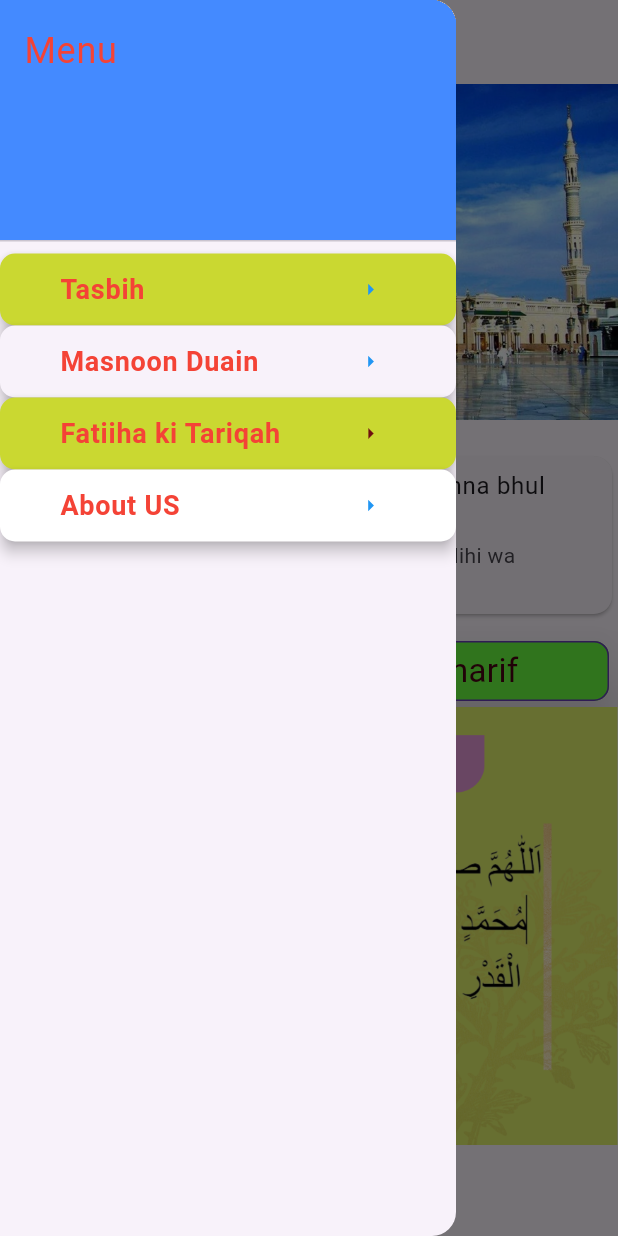
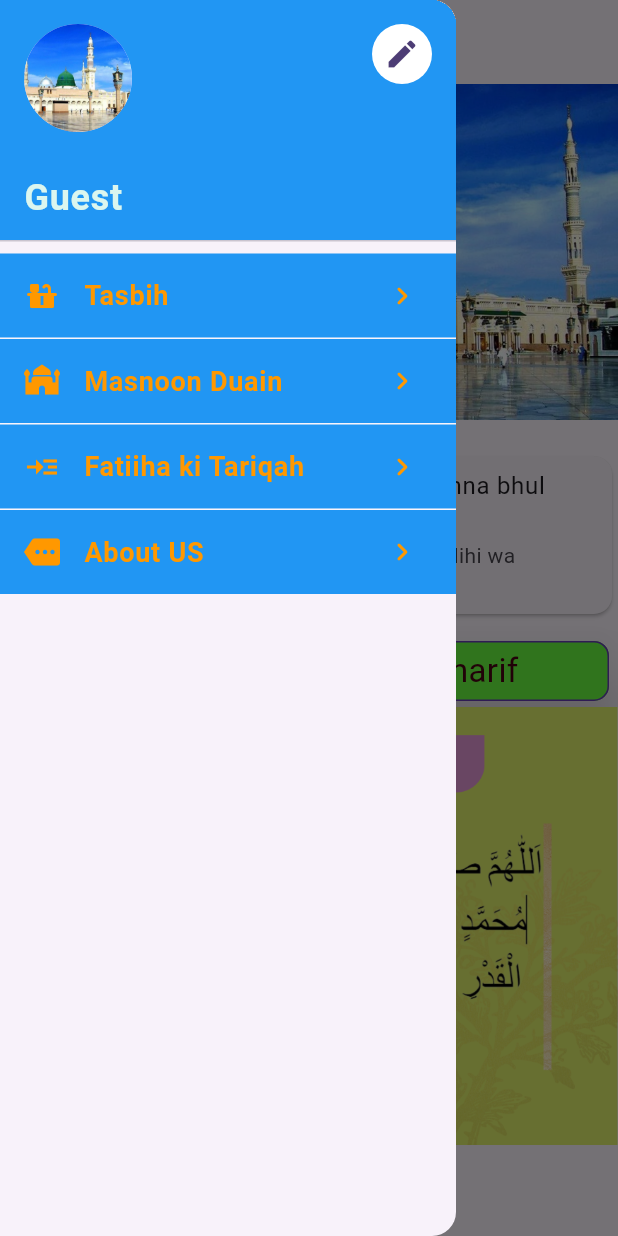
Before and after one commit to shossain786/tasbih, a Flutter app: the screen it shows after launch, with the side drawer open, on a phone screen of 412 x 824 dp. Run offline on Flutter 3.47's test engine with Material 3 defaults, Android fonts, the phone set to English and light mode, and no system bars; our stand-ins replace shared_preferences; Roboto replaces fonts that are missing (Inter-SemiBold, Poppins-SemiBold).

Commit message:
code restructured

```diff
--- /dev/null
+++ b/lib/appdrawer.dart
@@ -0,0 +1,125 @@
+import 'package:flutter/material.dart';
+import 'package:tasbih/screens/profile_screen.dart';
+import 'package:tasbih/utils/library_utils.dart';
+
+class MyAppDrawer extends StatefulWidget {
+  const MyAppDrawer({super.key});
+
+  @override
+  State<MyAppDrawer> createState() => _MyAppDrawerState();
+}
+
+class _MyAppDrawerState extends State<MyAppDrawer> {
+  String profileName = "Guest";
+
+  @override
+  void initState() {
+    super.initState();
+    _loadProfileName();
+  }
+
+  void _loadProfileName() async {
+    String? storedProfileName = await UserProfileService.getProfileName();
+    if (storedProfileName != null) {
+      setState(() {
+        profileName = storedProfileName;
+      });
+    }
+  }
+
+  @override
+  Widget build(BuildContext context) {
+    return Drawer(
+      child: ListView(
+        padding: EdgeInsets.zero,
+        children: [
+          UserAccountsDrawerHeader(
+            decoration: BoxDecoration(
+              color: MyColors().bgColor(),
+            ),
+            accountName: StyledAppBarText(profileName),
+            currentAccountPicture: const CircleAvatar(
+              backgroundImage: AssetImage('assets/madina_pic.png'),
+            ),
+            otherAccountsPictures: [
+              GestureDetector(
+                onTap: () {
+                  Navigator.push(
+                    context,
+                    MaterialPageRoute(
+                      builder: (context) => const ProfileScreen(),
+                    ),
+                  );
+                },
+                child: const CircleAvatar(
+                  backgroundColor: Colors.white,
+                  child: Icon(Icons.edit),
+                ),
+              ),
+            ],
+            accountEmail: null,
+          ),
+          ListTile(
+            tileColor: MyColors().bgColor(),
+            title: drawerTextStyle('Tasbih'),
+            leading: Icon(
+              Icons.countertops_rounded,
+              color: MyColors().iconsColor(),
+            ),
+            trailing: Icon(
+              Icons.chevron_right_rounded,
+              color: MyColors().iconsColor(),
+            ),
+            onTap: () {
+              Navigator.pushNamed(context, '/counter');
+            },
+          ),
+          const Divider(color: Colors.white12, height: 1),
+          ListTile(
+            tileColor: MyColors().bgColor(),
+            title: drawerTextStyle('Masnoon Duain'),
+            leading: Icon(
+              Icons.mosque,
+              color: MyColors().iconsColor(),
+            ),
+            trailing: Icon(
+              Icons.chevron_right_rounded,
+              color: MyColors().iconsColor(),
+            ),
+            onTap: () {},
+          ),
+          const Divider(color: Colors.white12, height: 1),
+          ListTile(
+            tileColor: MyColors().bgColor(),
+            title: drawerTextStyle('Fatiiha ki Tariqah'),
+            leading: Icon(
+              Icons.read_more,
+              color: MyColors().iconsColor(),
+            ),
+            trailing: Icon(
+              Icons.chevron_right_rounded,
+              color: MyColors().iconsColor(),
+            ),
+            onTap: () {},
+          ),
+          const Divider(color: Colors.white12, height: 1),
+          ListTile(
+            tileColor: MyColors().bgColor(),
+            title: drawerTextStyle('About US'),
+            leading: Icon(
+              Icons.more,
+              color: MyColors().iconsColor(),
+            ),
+            trailing: Icon(
+              Icons.chevron_right_rounded,
+              color: MyColors().iconsColor(),
+            ),
+            onTap: () {
+              Navigator.pushNamed(context, '/aboutus');
+            },
+          ),
+        ],
+      ),
+    );
+  }
+}
--- a/lib/main.dart
+++ b/lib/main.dart
@@ -1,5 +1,6 @@
 import 'package:flutter/material.dart';
 import 'package:tasbih/about_us.dart';
+import 'package:tasbih/appdrawer.dart';
 import 'package:tasbih/counter_items.dart';
 import 'package:tasbih/utils/library_utils.dart';
 
@@ -32,98 +33,7 @@ class HomePage extends StatelessWidget {
   Widget build(BuildContext context) {
     return Scaffold(
       appBar: myCustomAppBar(context, 'Tasbih', 'APP'),
-      drawer: Drawer(
-        child: ListView(
-          padding: EdgeInsets.zero,
-          children: [
-            const DrawerHeader(
-              decoration: BoxDecoration(
-                color: Colors.blueAccent,
-              ),
-              child: Text(
-                'Menu',
-                style: TextStyle(
-                  color: Colors.red,
-                  fontSize: 24,
-                ),
-              ),
-            ),
-            ElevatedButton(
-              onPressed: () {},
-              style: ElevatedButton.styleFrom(
-                elevation: 4,
-                backgroundColor: const Color.fromARGB(254, 202, 216, 48),
-                shape: RoundedRectangleBorder(
-                  borderRadius: BorderRadius.circular(10.0),
-                ),
-              ),
-              child: ListTile(
-                title: drawerTextStyle('Tasbih'),
-                onTap: () {
-                  Navigator.pushNamed(context, '/counter');
-                },
-                trailing: const Icon(Icons.arrow_right),
-                iconColor: Colors.blue,
-                dense: true,
-              ),
-            ),
-            ElevatedButton(
-              onPressed: () {},
-              style: ElevatedButton.styleFrom(
-                elevation: 4,
-                shape: RoundedRectangleBorder(
-                  borderRadius: BorderRadius.circular(10.0),
-                ),
-              ),
-              child: ListTile(
-                title: drawerTextStyle('Masnoon Duain'),
-                onTap: () {},
-                trailing: const Icon(Icons.arrow_right),
-                iconColor: Colors.blue,
-                dense: true,
-              ),
-            ),
-            ElevatedButton(
-              onPressed: () {},
-              style: ElevatedButton.styleFrom(
-                elevation: 4,
-                backgroundColor: const Color.fromARGB(254, 202, 216, 48),
-                shape: RoundedRectangleBorder(
-                  borderRadius: BorderRadius.circular(10.0),
-                ),
-              ),
-              child: ListTile(
-                title: drawerTextStyle('Fatiiha ki Tariqah'),
-                onTap: () {},
-                trailing: const Icon(Icons.arrow_right),
-                iconColor: const Color.fromARGB(255, 111, 15, 15),
-                dense: true,
-              ),
-            ),
-            ElevatedButton(
-              onPressed: () {
-                Navigator.pushNamed(context, '/aboutus');
-              },
-              style: ElevatedButton.styleFrom(
-                elevation: 4,
-                backgroundColor: Colors.white,
-                shape: RoundedRectangleBorder(
-                  borderRadius: BorderRadius.circular(10.0),
-                ),
-              ),
-              child: ListTile(
-                title: drawerTextStyle('About US'),
-                onTap: () {
-                  Navigator.pushNamed(context, '/aboutus');
-                },
-                trailing: const Icon(Icons.arrow_right),
-                iconColor: Colors.blue,
-                dense: true,
-              ),
-            )
-          ],
-        ),
-      ),
+      drawer: const MyAppDrawer(),
       body: SingleChildScrollView(
         child: Column(
           children: [
--- a/lib/utils/library_utils.dart
+++ b/lib/utils/library_utils.dart
@@ -8,7 +8,7 @@ class MyColors {
   }
 
   Color iconsColor() {
-    return Colors.blue;
+    return Colors.orange;
   }
 
   Color appBarIconsColor() {
@@ -18,6 +18,37 @@ class MyColors {
   Color btnTextColor() {
     return Colors.blue;
   }
+
+  Color appDrawHeadColor() {
+    return Colors.white;
+  }
+}
+
+class StyledAppBarText extends StatelessWidget {
+  const StyledAppBarText(this.text, {super.key});
+
+  final String text;
+
+  @override
+  Widget build(BuildContext context) {
+    return Text(
+      text,
+      style: const TextStyle(
+        fontFamily: "Inter-SemiBold",
+        fontWeight: FontWeight.bold,
+        fontSize: 24,
+        color: Color.fromARGB(255, 219, 246, 239),
+      ),
+    );
+  }
+}
+
+TextStyle drawerTextStyle1() {
+  return const TextStyle(
+    color: Color.fromARGB(255, 199, 244, 251),
+    fontSize: 20,
+    fontWeight: FontWeight.normal,
+  );
 }
 
 AppBar myCustomAppBar(BuildContext context, String title, String title2) {
@@ -66,11 +97,11 @@ AppBar myAppBar(BuildContext context, String title) {
 Text drawerTextStyle(String text) {
   return Text(
     text,
-    style: const TextStyle(
+    style: TextStyle(
       fontFamily: 'Poppins-SemiBold',
       fontWeight: FontWeight.bold,
       fontSize: 18,
-      color: Colors.red,
+      color: MyColors().iconsColor(),
     ),
   );
 }
```
Also changed, not shown: lib/screens/profile_screen.dart (added, +112 -0 lines).
